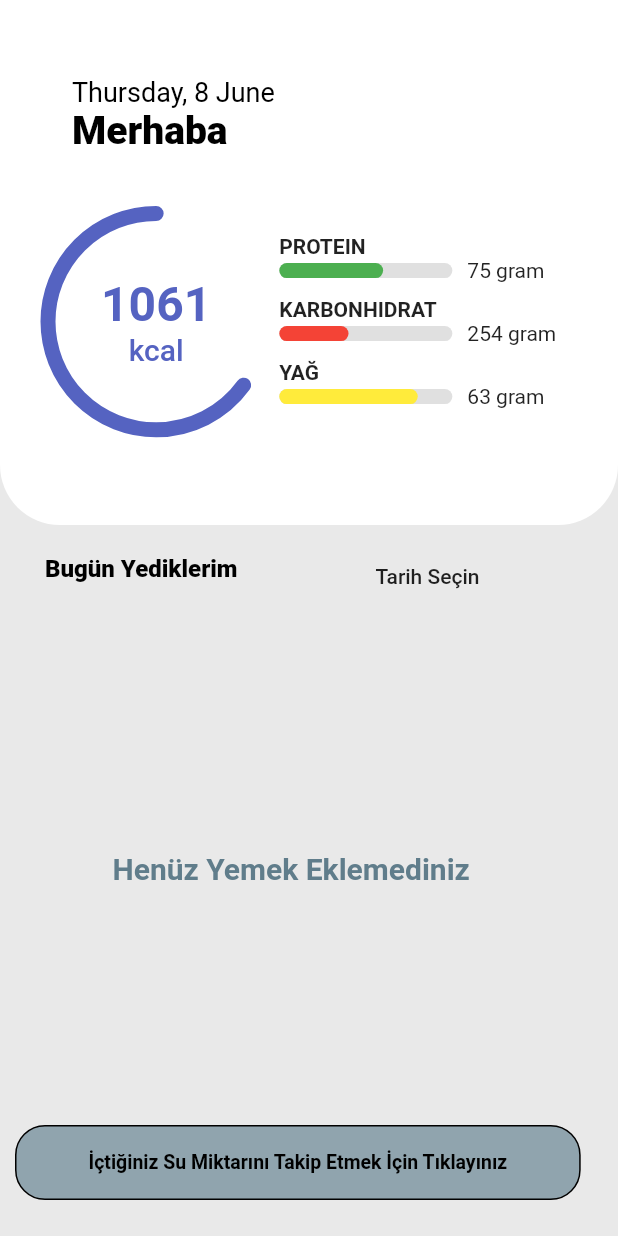
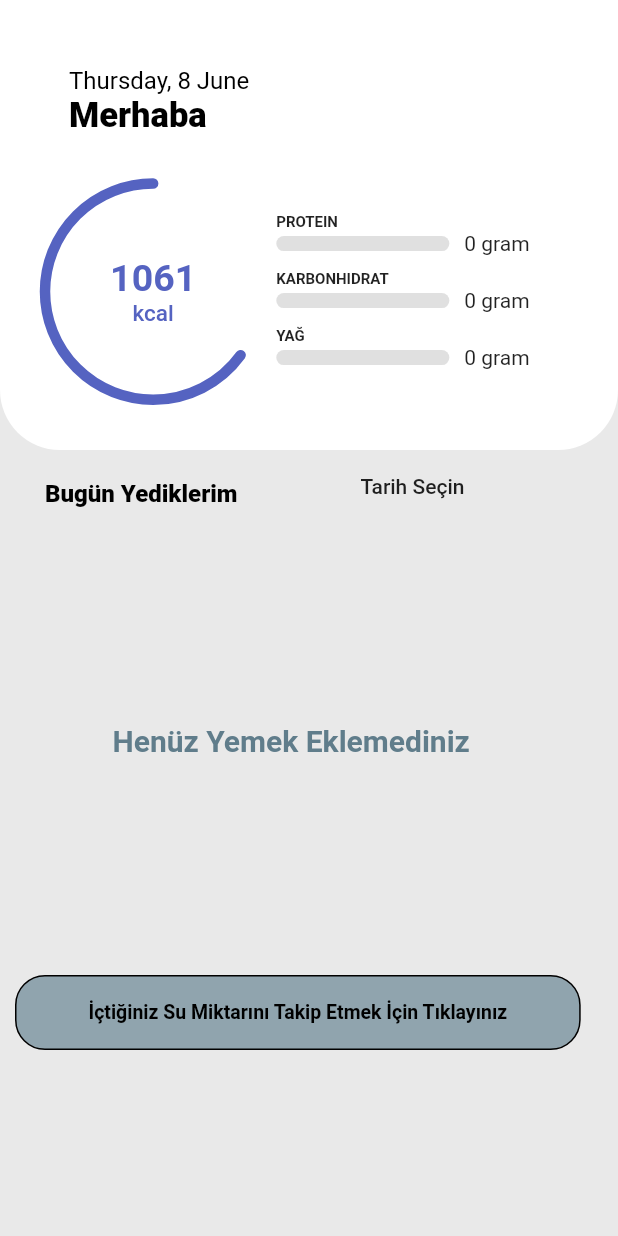
Before and after one commit to CanzzD/Flutter-Diet-App, a Flutter app: the ProfileScreen screen opened by its route, on a phone screen of 412 x 824 dp. Run offline on Flutter 3.47's test engine with Material 2 defaults, Android fonts, the light colour scheme and no system bars; our stand-ins replace cloud_firestore, firebase_auth, firebase_core; missing offline and left inert: flutter_rounded_progress_bar; accounts and stored records are empty.

Commit message:
Meal fotos added and built  dynamic macro screen

```diff
--- a/lib/service/add_meal_service.dart
+++ b/lib/service/add_meal_service.dart
@@ -1,7 +1,7 @@
 import 'package:cloud_firestore/cloud_firestore.dart';
 import 'package:firebase_auth/firebase_auth.dart';
 
-class FirestoreService {
+class AddMealService {
   final User? user = FirebaseAuth.instance.currentUser;
 
   Stream<QuerySnapshot> getMealStream() {
--- a/lib/ui/pages/deneme.dart
+++ b/lib/ui/pages/deneme.dart
@@ -5,7 +5,7 @@ import 'package:firebase_auth/firebase_auth.dart';
 import '../../service/add_meal_service.dart';
 
 class YemeklerSayfasi extends StatelessWidget {
-    final FirestoreService _firestoreService = FirestoreService();
+    final AddMealService _addMealService = AddMealService();
 
   @override
   Widget build(BuildContext context) {
@@ -14,7 +14,7 @@ class YemeklerSayfasi extends StatelessWidget {
         title: Text('Yemekler'),
       ),
       body: StreamBuilder<QuerySnapshot>(
-        stream: _firestoreService.getMealStream(),
+        stream: _addMealService.getMealStream(),
         builder:
             (BuildContext context, AsyncSnapshot<QuerySnapshot> snapshot) {
           if (snapshot.hasError) {
--- a/lib/ui/pages/profile_screen.dart
+++ b/lib/ui/pages/profile_screen.dart
@@ -1,16 +1,15 @@
 import 'package:cloud_firestore/cloud_firestore.dart';
 import 'package:firebase_auth/firebase_auth.dart';
 import 'package:flutter/material.dart';
-import 'package:flutter_diet_app/model/meal.dart';
-import 'package:flutter_diet_app/ui/pages/water_tracker.dart';
 import 'package:flutter_rounded_progress_bar/flutter_rounded_progress_bar.dart';
 import 'package:flutter_rounded_progress_bar/rounded_progress_bar_style.dart';
 import 'package:vector_math/vector_math_64.dart' as math;
 import 'package:intl/intl.dart';
 import '../../service/add_meal_service.dart';
 
-final FirestoreService _firestoreService = FirestoreService();
+final AddMealService _addMealService = AddMealService();
 FirebaseFirestore firestore = FirebaseFirestore.instance;
+
 class ProfileScreen extends StatefulWidget {
 
   @override
@@ -85,7 +84,7 @@ class _ProfileScreenState extends State<ProfileScreen> {
         children: <Widget>[
           Positioned(
             top: 0,
-            height: 350,
+            height: 300,
             left: 0,
             right: 0,
             child: ClipRRect(
@@ -93,7 +92,7 @@ class _ProfileScreenState extends State<ProfileScreen> {
               ),
               child: Container(
                 color: Colors.white,
-                padding: const EdgeInsets.only(top: 40, left: 32, right: 16, bottom: 10),
+                padding: const EdgeInsets.only(top: 30, left: 30, right: 16, bottom: 10),
                 child: Column(
                   crossAxisAlignment: CrossAxisAlignment.start,
                   children: <Widget>[
@@ -102,7 +101,7 @@ class _ProfileScreenState extends State<ProfileScreen> {
                         "${DateFormat("EEEE").format(today)}, ${DateFormat("d MMMM").format(today)} ",
                         style: TextStyle(
                         fontWeight: FontWeight.w400,
-                        fontSize: 18,
+                        fontSize: 16,
                         color:  Colors.black
                       ),
                       ),
@@ -111,11 +110,11 @@ class _ProfileScreenState extends State<ProfileScreen> {
                         "Merhaba  " + userName.toUpperCase(),
                         style:  TextStyle(
                         fontWeight: FontWeight.w800,
-                        fontSize: 26,
+                        fontSize: 23,
                         color: Colors.black,
                       ),),
                     ),
-                    SizedBox(height: 20),
+                    SizedBox(height: 10),
                     Row(
                       children: <Widget>[
                         _RadialProgress(
@@ -133,8 +132,7 @@ class _ProfileScreenState extends State<ProfileScreen> {
                           children: <Widget>[
                             _IngredientProgress(
                               ingredient: "Protein",
-                              leftAmount: 75,
-                              progress: 0.6,
+                              userId: "yunus@gmail.com",
                               progressColor: Colors.green,
                               width: width * 0.28,
                               ),
@@ -144,8 +142,7 @@ class _ProfileScreenState extends State<ProfileScreen> {
 
                             _IngredientProgress(
                               ingredient: "Karbonhidrat",
-                              leftAmount: 254,
-                              progress: 0.4,
+                              userId: "yunus@gmail.com",
                               progressColor: Colors.red,
                               width: width * 0.28,
                             ),
@@ -155,8 +152,7 @@ class _ProfileScreenState extends State<ProfileScreen> {
 
                             _IngredientProgress(
                               ingredient: "Yağ",
-                              leftAmount: 63,
-                              progress: 0.8,
+                              userId: "yunus@gmail.com",
                               progressColor: Colors.yellow,
                               width: width * 0.28,
                             ),
@@ -170,11 +166,11 @@ class _ProfileScreenState extends State<ProfileScreen> {
               ),
             ),
             Positioned(
-              top:  360,
+              top:  300,
               left: 0,
               right: 0,
               child: Container(
-                height: 440,
+                height: 400,
                 child: Column(
                   crossAxisAlignment: CrossAxisAlignment.start,
                   children: <Widget>[
@@ -182,7 +178,7 @@ class _ProfileScreenState extends State<ProfileScreen> {
                       children: [
                         Padding(
                           padding: const EdgeInsets.only(
-                            bottom:10,
+                            top: 10,
                             left: 30,
                             right: 16,
                           ),
@@ -196,7 +192,7 @@ class _ProfileScreenState extends State<ProfileScreen> {
                           ),
                         ),
                         Padding(
-                          padding: const EdgeInsets.symmetric(horizontal:60),
+                          padding: const EdgeInsets.symmetric(horizontal:50),
                           child: MaterialButton(
                             onPressed: _showDatePicker,
                             child: Padding(padding: EdgeInsets.all(0),
@@ -223,7 +219,7 @@ class _ProfileScreenState extends State<ProfileScreen> {
 
                     //WATER-TRACKER-AREA
                     Padding(
-                      padding: const EdgeInsets.only(top:0,bottom: 0,left: 10,right: 10),
+                      padding: const EdgeInsets.only(top:10,bottom: 0,left: 10,right: 10),
                       child: Container(
                         decoration: BoxDecoration(
                           borderRadius: BorderRadius.circular(20),
@@ -288,22 +284,62 @@ class _ProfileScreenState extends State<ProfileScreen> {
   }
 }
 
-class _IngredientProgress extends StatelessWidget {
-
+class _IngredientProgress extends StatefulWidget {
   final String ingredient;
-  final int leftAmount;
-  final double progress, width;
+  final String userId;
+  final double width;
   final Color progressColor;
 
-  const _IngredientProgress({Key? key, required this.ingredient, required this.leftAmount, required this.progress, required this.progressColor, required this.width}) : super(key: key);
+  const _IngredientProgress({
+    Key? key,
+    required this.ingredient,
+    required this.userId,
+    required this.width,
+    required this.progressColor,
+  }) : super(key: key);
+
+  @override
+  _IngredientProgressState createState() => _IngredientProgressState();
+}
+
+class _IngredientProgressState extends State<_IngredientProgress> {
+  int totalAmount = 0;
 
   @override
   Widget build(BuildContext context) {
+    return StreamBuilder<QuerySnapshot>(
+      stream: FirebaseFirestore.instance
+          .collection('addMeals')
+          .where('userId', isEqualTo: widget.userId)
+          .snapshots(),
+      builder: (BuildContext context, AsyncSnapshot<QuerySnapshot> snapshot) {
+        if (snapshot.connectionState == ConnectionState.waiting) {
+          return CircularProgressIndicator();
+        }
+
+        if (snapshot.hasError) {
+          return Text('Veriler alınırken bir hata oluştu.');
+        }
+
+        if (snapshot.hasData) {
+          final meals = snapshot.data!.docs;
+          totalAmount = 0;
+
+          for (final meal in meals) {
+            final data = meal.data() as Map<String, dynamic>;
+            final ingredientAmount = data[widget.ingredient] as int?;
+            if (ingredientAmount != null) {
+              totalAmount += ingredientAmount;
+            }
+          }
+
           return Column(
             crossAxisAlignment: CrossAxisAlignment.start,
             children: <Widget>[
-        Text(ingredient.toUpperCase(), style: TextStyle(
-          fontSize: 14,
+              Text(
+                widget.ingredient.toUpperCase(),
+                style: TextStyle(
+                  fontSize: 10,
                   fontWeight: FontWeight.w700,
                 ),
               ),
@@ -315,31 +351,41 @@ class _IngredientProgress extends StatelessWidget {
                     children: <Widget>[
                       Container(
                         height: 10,
-                width: width,
+                        width: widget.width,
                         decoration: BoxDecoration(
-                  borderRadius: BorderRadius.all(
-                    Radius.circular(5)),color: Colors.black12,
+                          borderRadius: BorderRadius.all(Radius.circular(5)),
+                          color: Colors.black12,
                         ),
                       ),
                       Container(
                         height: 10,
-                width: width * progress,
+                        width: widget.width * (totalAmount / 100),
                         decoration: BoxDecoration(
-                  borderRadius: BorderRadius.all(
-                    Radius.circular(5)),
-                    color: progressColor,
+                          borderRadius: BorderRadius.all(Radius.circular(5)),
+                          color: widget.progressColor,
                         ),
                       ),
                     ],
                   ),
                   SizedBox(width: 10),
-          Text("${leftAmount} gram "),
+                  Text("$totalAmount gram"),
                 ],
               ),
             ],
           );
         }
+
+        return Container();
+      },
+    );
   }
+}
+
+
+
+
+
+
 
 class _RadialProgress extends StatelessWidget {
 
@@ -363,13 +409,13 @@ class _RadialProgress extends StatelessWidget {
             text: TextSpan(
               children: [
                 TextSpan(text: "1061", style: TextStyle(
-                  fontSize: 32,
+                  fontSize: 25,
                   fontWeight: FontWeight.w700,
                   color: const Color(0xFF5563C1),
                 ),),
                 TextSpan(text: "\n"),
                 TextSpan(text: "kcal", style: TextStyle(
-                  fontSize: 20,
+                  fontSize: 15,
                   fontWeight: FontWeight.w500,
                   color: const Color(0xFF5563C1),
                 ),),
@@ -390,7 +436,7 @@ class _RadialPainter extends CustomPainter {
   @override
   void paint(Canvas canvas, Size size) {
     Paint paint = Paint()
-    ..strokeWidth = 10
+    ..strokeWidth = 7
       ..color = Color(0xFF5563C1)
       ..style = PaintingStyle.stroke
       ..strokeCap = StrokeCap.round;
@@ -422,7 +468,7 @@ class _MealCard extends StatelessWidget {
     User? user = FirebaseAuth.instance.currentUser;
     if (user != null) {
       return StreamBuilder<QuerySnapshot>(
-        stream: _firestoreService.getMealStream(),
+        stream: _addMealService.getMealStream(),
         builder: (BuildContext context, AsyncSnapshot<QuerySnapshot> snapshot) {
           if (snapshot.connectionState == ConnectionState.waiting) {
             return Center(
@@ -444,24 +490,24 @@ class _MealCard extends StatelessWidget {
                 children: meals.map((meals) {
                   Map<String, dynamic>? mealsData = meals.data() as Map<String, dynamic>?;
                   if (mealsData != null && mealsData.containsKey('mealName')) {
-                    String yemekAdi = mealsData['mealName'] as String;
+                    String mealName = mealsData['mealName'] as String;
                     return Padding(
                       padding: EdgeInsets.all(5),
                       child: Container(decoration:
                       BoxDecoration(
-                        borderRadius: BorderRadius.circular(60),
-                        border: Border.all(color: Colors.transparent,
-                        )),
+                        borderRadius: BorderRadius.circular(10),
+                        ),
                         width: 250,
                         height: 300,
-                        child: Card(color: Colors.white,
+                        child: Card(color: Colors.white, elevation: 20,
                           child: Container(decoration: BoxDecoration(gradient: LinearGradient(
                             begin: Alignment.topLeft,
                             end: Alignment.bottomRight,
                             colors: [
                               Color(0xFFE9E9E9), Colors.blueGrey.shade500
                             ],
-                          ),borderRadius: BorderRadius.circular(40)
+                          ),borderRadius: BorderRadius.circular(40),
+                          border: Border.all(color: Colors.black)
                           ),
                             margin: const EdgeInsets.only(right: 8, bottom: 10,top: 10,left: 8),
                             child: Material(
@@ -470,8 +516,9 @@ class _MealCard extends StatelessWidget {
                               child: Column(
                                 mainAxisAlignment: MainAxisAlignment.center,
                                 children: <Widget>[
+                                IconButton(onPressed: null, icon: Icon(Icons.delete,color: Colors.white,size: 35,)),
 
-                                CircleAvatar(backgroundImage: NetworkImage(mealsData['imageUrl']),radius: 70,),
+                                CircleAvatar(backgroundImage: NetworkImage(mealsData['imageUrl']),radius: 55,),
                                 Text(mealsData["mealName"],style: TextStyle(fontWeight: FontWeight.bold,fontSize: 15),),
                                 Text("Kalori:   " + mealsData["calorie"] + "kcal"),
                                 Text("Karbonhidrat:" + mealsData["carbohydrate"] + "g"),
```
Also changed, not shown: lib/ui/pages/bmi_calculator_page.dart (+18 -18 lines), lib/ui/pages/login_page.dart (+5 -5 lines), lib/ui/pages/register_page.dart (+11 -14 lines), lib/ui/pages/search_page.dart (+5 -6 lines). Lines whose indentation alone changed are shown as unchanged.
